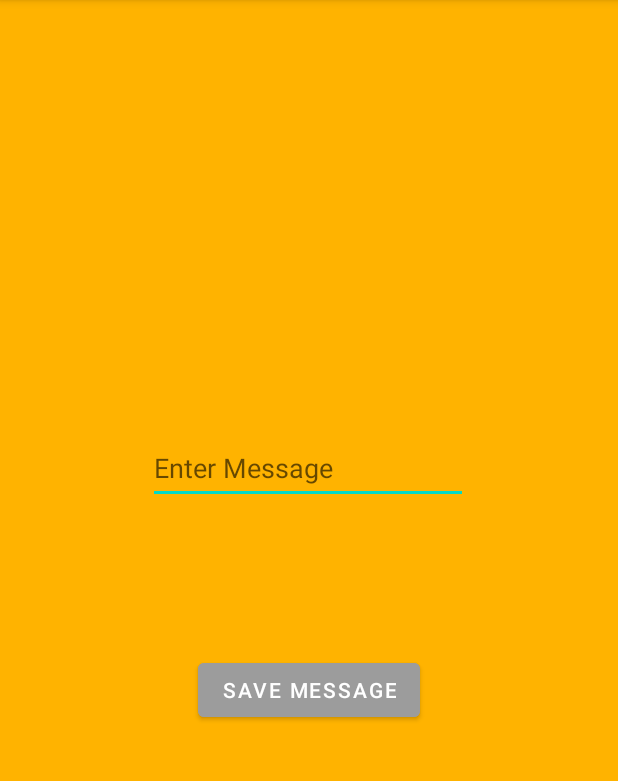
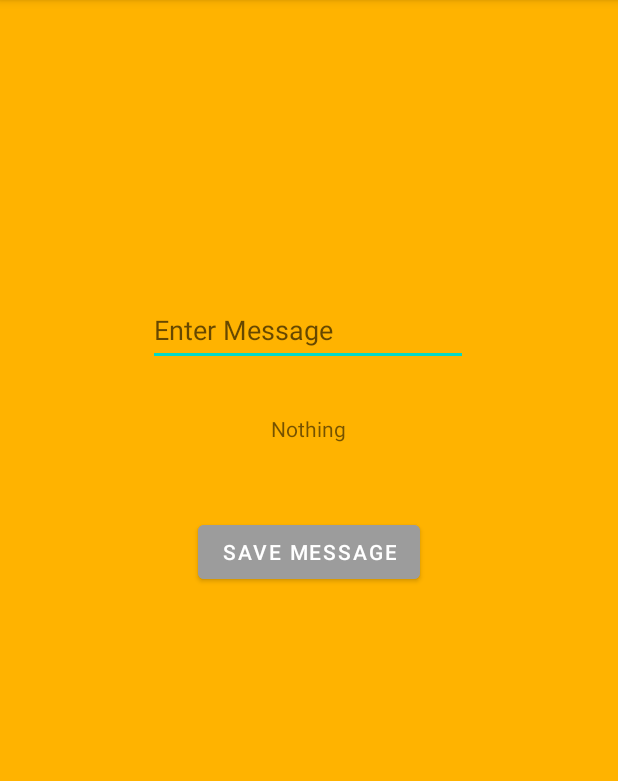
Before and after one commit to SynTax64/Android_SPrefs, an Android app: the screen it shows after launch (MainActivity), on a phone screen of 412 x 824 dp, the part 84-865 px from its top. Run offline under Robolectric (Android 15) with nearby library versions, the phone set to English and light mode, and no system bars.

Commit message:
added SharePreferences functionality

```diff
--- a/app/src/main/java/com/example/sprefs/MainActivity.java
+++ b/app/src/main/java/com/example/sprefs/MainActivity.java
@@ -32,6 +32,10 @@ public class MainActivity extends AppCompatActivity {
             editor.apply();
         });
 
+        SharedPreferences getShareData = getSharedPreferences(MESSAGE_ID, MODE_PRIVATE);
+        String value = getShareData.getString("message", "Nothing");
+
+        showMessageTextView.setText(value);
 
 
     }
--- a/app/src/main/res/layout/activity_main.xml
+++ b/app/src/main/res/layout/activity_main.xml
@@ -11,7 +11,7 @@
         android:id="@+id/editText_enter_message"
         android:layout_width="wrap_content"
         android:layout_height="wrap_content"
-        android:layout_marginTop="288dp"
+        android:layout_marginTop="196dp"
         android:ems="10"
         android:hint="@string/enter_message"
         android:inputType="textPersonName"
```
